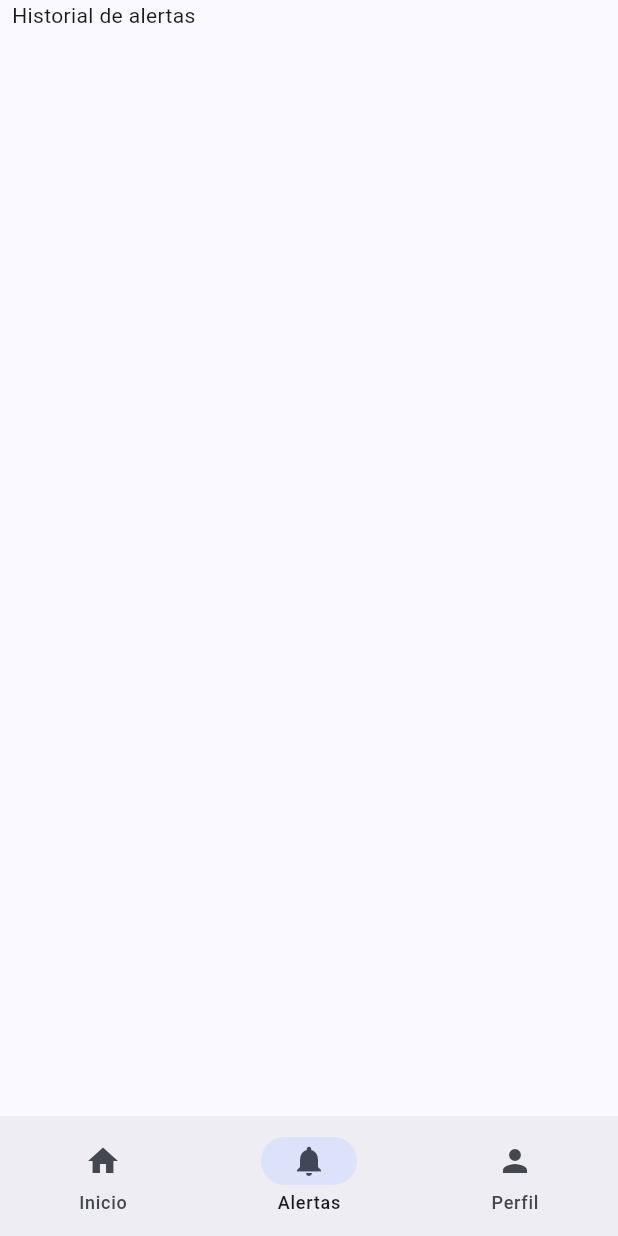
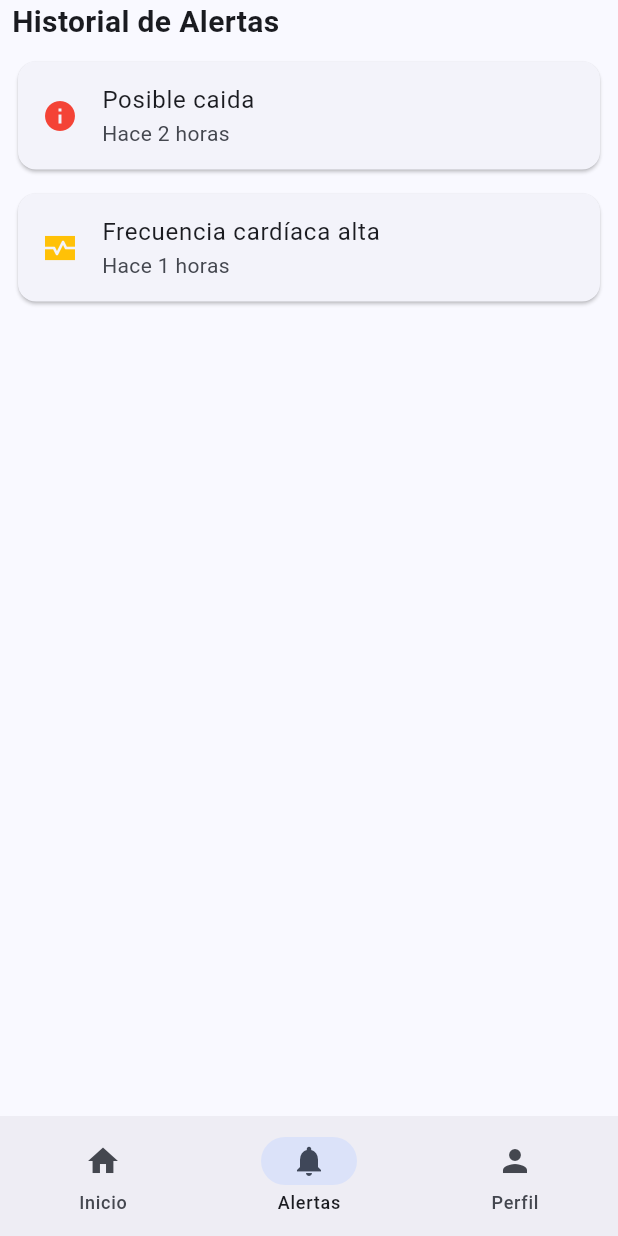
Before and after one commit to Oswaldo-Alberto-Cabrejos-Ronceros/apucha-watch-frontend-flutter, a Flutter app: the screen it shows after launch, item 2 of the bottom bar chosen, on a phone screen of 412 x 824 dp. Run offline on Flutter 3.47's test engine with Material 3 defaults, Android fonts, the phone set to English and light mode, and no system bars.

Commit message:
feat:Creacion de alertCard, y alert user screen

```diff
--- a/lib/screens/alerts_user/alerts_user_screen.dart
+++ b/lib/screens/alerts_user/alerts_user_screen.dart
@@ -1,3 +1,4 @@
+import 'package:apucha_watch_movil/screens/alerts_user/widgets/alert_card.dart';
 import 'package:flutter/material.dart';
 
 class AlertsUserScreen extends StatelessWidget {
@@ -8,8 +9,23 @@ class AlertsUserScreen extends StatelessWidget {
     return Column(
       crossAxisAlignment: CrossAxisAlignment.start,
       spacing: 8,
-      children: [Text('Historial de alertas')
-
+      children: [
+        Text(
+          'Historial de Alertas',
+          style: TextStyle(fontSize: 20, fontWeight: FontWeight.bold),
+        ),
+        AlertCard(
+          icon: Icons.info,
+          color: Colors.red,
+          title: 'Posible caida',
+          subtitle: 'Hace 2 horas',
+        ),
+        AlertCard(
+          icon: Icons.monitor_heart_sharp,
+          color: Colors.amber,
+          title: 'Frecuencia cardíaca alta',
+          subtitle: 'Hace 1 horas',
+        ),
       ],
     );
   }
--- /dev/null
+++ b/lib/screens/alerts_user/widgets/alert_card.dart
@@ -0,0 +1,23 @@
+import 'package:flutter/material.dart';
+
+class AlertCard extends StatelessWidget {
+  const AlertCard({super.key, required this.icon, required this.color, required this.title, required this.subtitle});
+  final IconData icon;
+  final Color color;
+  final String title;
+  final String subtitle;
+
+  @override
+  Widget build(BuildContext context) {
+    return SizedBox(
+      width: double.infinity,
+      child: Card(
+        child: ListTile(
+          leading: Icon(icon, color: color),
+          title: Text(title),
+          subtitle: Text(subtitle),
+        ),
+      ),
+    );
+  }
+}
```
